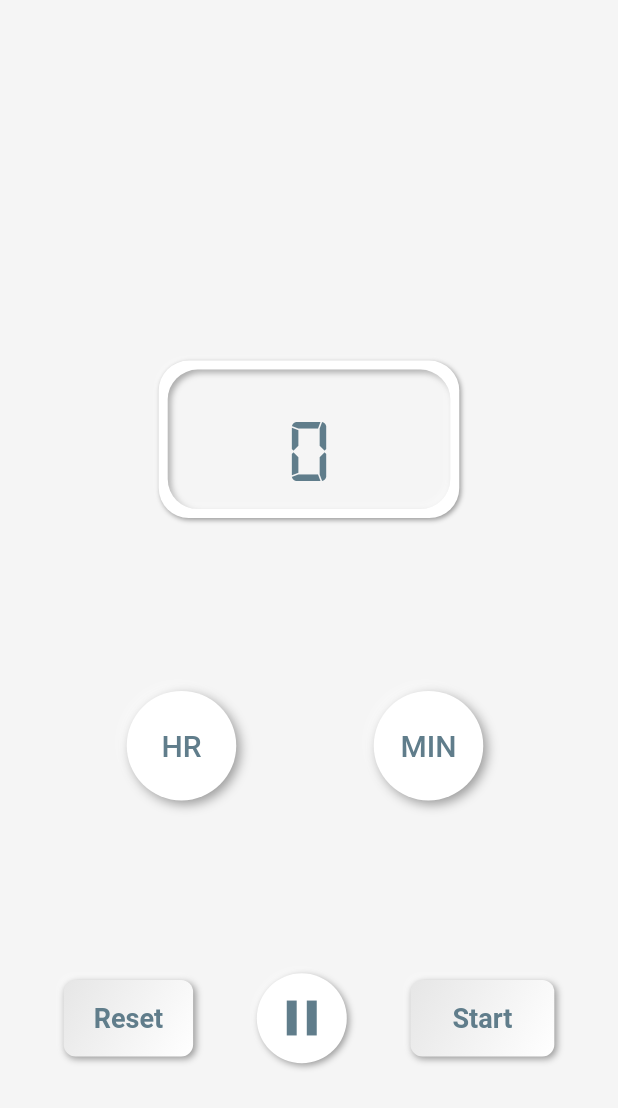
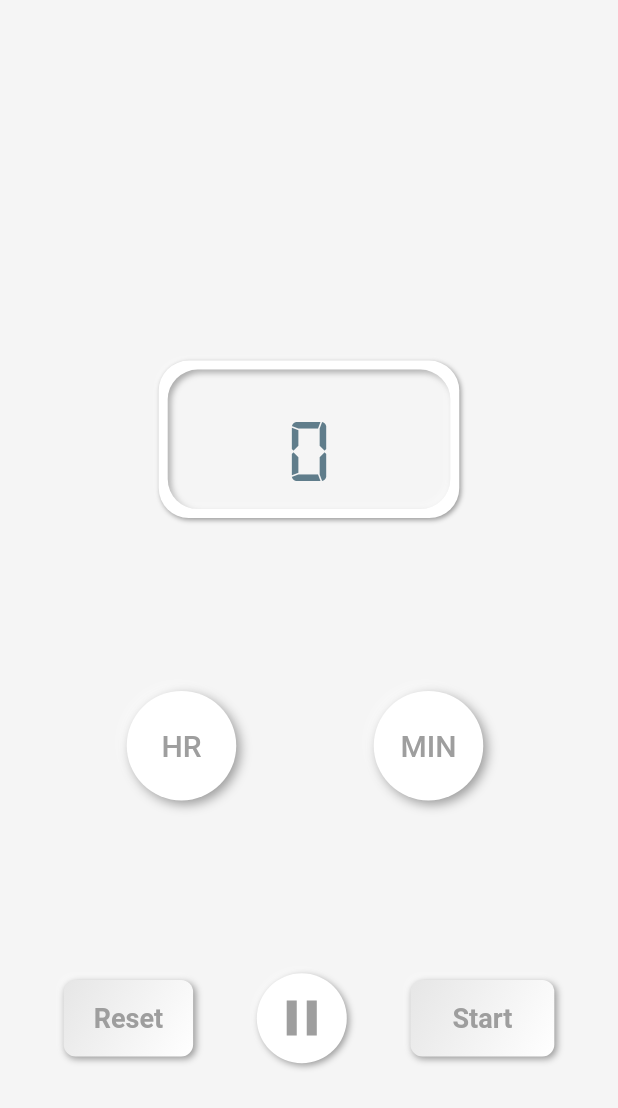
Before and after one commit to rjblee/stopwatch, a Flutter app: the NeuTimer widget shown alone on an empty page, opened directly, on a phone screen of 412 x 824 dp. Shown: the top 1108 px of the screen. Run offline on Flutter 3.47's test engine with Material 2 defaults, Android fonts, the phone set to English and light mode, and no system bars; drawn by our look-alikes of flutter_neumorphic.

Commit message:
Change timer buttons color

```diff
--- a/stopwatch/lib/widgets/neuTimer.dart
+++ b/stopwatch/lib/widgets/neuTimer.dart
@@ -76,7 +76,7 @@ class NeuTimer extends StatelessWidget {
                     style: TextStyle(
                       fontSize: 20,
                       fontWeight: FontWeight.w500,
-                      color: Colors.blueGrey,
+                      color: Colors.grey,
                     ),
                   ),
                 ),
@@ -93,7 +93,7 @@ class NeuTimer extends StatelessWidget {
                     style: TextStyle(
                       fontSize: 20,
                       fontWeight: FontWeight.w500,
-                      color: Colors.blueGrey,
+                      color: Colors.grey,
                     ),
                   ),
                 ),
--- a/stopwatch/lib/widgets/timerButtonSet.dart
+++ b/stopwatch/lib/widgets/timerButtonSet.dart
@@ -20,7 +20,7 @@ class TimerButtonSet extends StatelessWidget {
                 "Reset",
                 style: TextStyle(
                   fontWeight: FontWeight.bold,
-                  color: Colors.blueGrey,
+                  color: Colors.grey,
                   fontSize: 18,
                 ),
               ),
@@ -49,7 +49,7 @@ class TimerButtonSet extends StatelessWidget {
               ),
               child: Icon(
                 Icons.pause,
-                color: Colors.blueGrey,
+                color: Colors.grey,
                 size: 40,
               ),
               onPressed: () => timerListener.stopTimer(),
@@ -59,7 +59,7 @@ class TimerButtonSet extends StatelessWidget {
                 "Start",
                 style: TextStyle(
                     fontWeight: FontWeight.bold,
-                    color: Colors.blueGrey,
+                    color: Colors.grey,
                     fontSize: 18),
               ),
               onPressed: () => timerListener.startTimer(),
```
